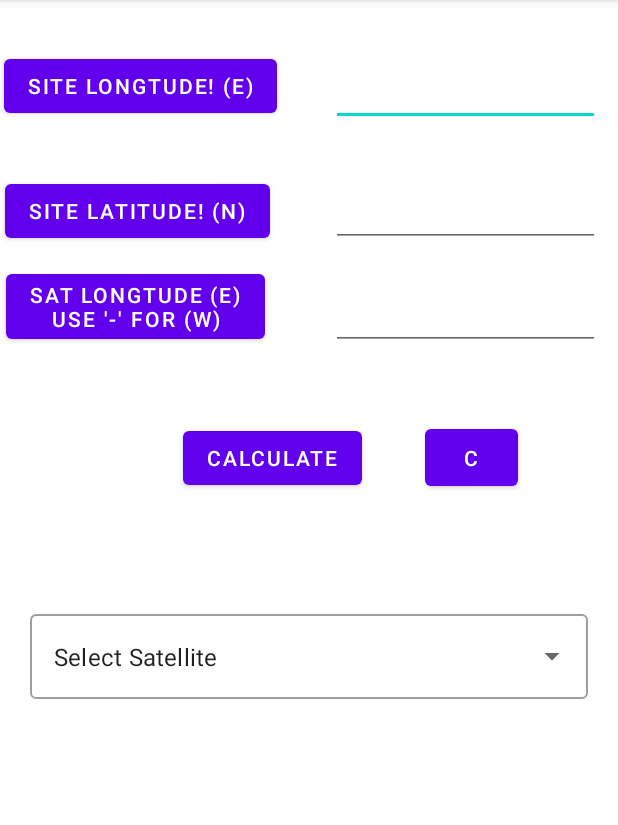
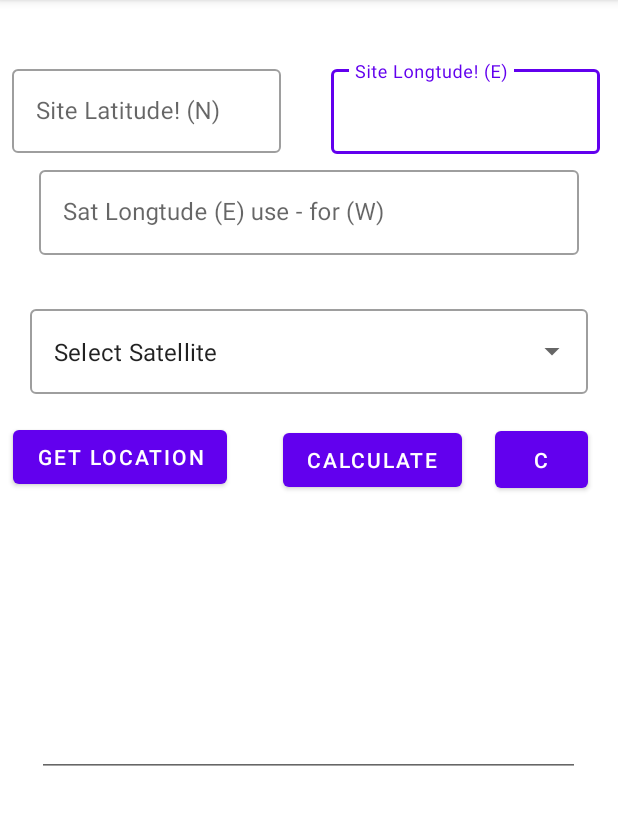
Before and after one commit to Mubarekethio/satellite-pointing-Angle-Calculator, an Android app: the screen it shows after launch (MainActivity), on a phone screen of 412 x 824 dp, the part 84-909 px from its top. Run offline under Robolectric (Android 15) with nearby library versions, the light colour scheme and no system bars.

Commit message:
pointing Calculator

```diff
--- a/app/src/main/AndroidManifest.xml
+++ b/app/src/main/AndroidManifest.xml
@@ -1,6 +1,9 @@
 <?xml version="1.0" encoding="utf-8"?>
 <manifest xmlns:android="http://schemas.android.com/apk/res/android"
     xmlns:tools="http://schemas.android.com/tools">
+
+    <uses-permission android:name="android.permission.ACCESS_COARSE_LOCATION" />
+    <uses-permission android:name="android.permission.ACCESS_FINE_LOCATION" />
 
     <application
         android:allowBackup="true"
--- a/app/src/main/java/org/mukee/calculatorapp/pointingcalc_mukee/MainActivity.kt
+++ b/app/src/main/java/org/mukee/calculatorapp/pointingcalc_mukee/MainActivity.kt
@@ -1,5 +1,12 @@
 package org.mukee.calculatorapp.pointingcalc_mukee
 
+
+import android.Manifest
+import android.content.Context
+import android.content.pm.PackageManager
+import android.location.Location
+import android.location.LocationListener
+import android.location.LocationManager
 import android.os.Bundle
 import android.view.inputmethod.InputMethodManager
 import android.widget.AdapterView.OnItemClickListener
@@ -10,24 +17,36 @@ import android.widget.EditText
 import android.widget.TextView
 import android.widget.Toast
 import androidx.appcompat.app.AppCompatActivity
+import androidx.core.app.ActivityCompat
+import androidx.core.content.ContextCompat
+import org.mukee.calculatorapp.pointingcalc_mukee.pointingClass
 
 
-class MainActivity : AppCompatActivity() {
+class MainActivity : AppCompatActivity(), LocationListener {
+
+    private lateinit var locationManager: LocationManager
+    private lateinit var tvGpsLocation: TextView
+    private lateinit var tvGpsLocation1: TextView
+    private val locationPermissionCode = 2
+    private var backPressedTime: Long = 0
+    private lateinit var input1: EditText
+    private lateinit var input2: EditText
+    private lateinit var output1: EditText
+
+
+
+
 
 
     override fun onCreate(savedInstanceState: Bundle?) {
         super.onCreate(savedInstanceState)
         setContentView(R.layout.activity_main)
 
-        val input1 = findViewById<EditText>(R.id.input1)
-        val input2 = findViewById<EditText>(R.id.input2)
-        var input3 = findViewById<EditText>(R.id.input3)
-        val output1 = findViewById<TextView>(R.id.output1)
-        //val sat_list = findViewById<Spinner>(R.id.sat_spinner)
 
-
-        val btnclear = findViewById<Button>(R.id.btnclear)
-        val btncalculate = findViewById<Button>(R.id.btncalculate)
+        val input11 = findViewById<EditText>(R.id.input1)
+        val input22 = findViewById<EditText>(R.id.input2)
+        val output11= findViewById<EditText>(R.id.output1)
+        val input3 = findViewById<EditText>(R.id.input3)
 
         // get reference to the string array that we just created
         val languages = resources.getStringArray(R.array.programming_languages)
@@ -44,10 +63,10 @@ class MainActivity : AppCompatActivity() {
         //to get selected value add item click listener
         //to get selected value add item click listener
         autocompleteTV.onItemClickListener = OnItemClickListener { parent, view, position, id ->
-            var delimiter = "("
-            var dem= "°"
-            var parts = autocompleteTV.text.toString().split(delimiter)
-            var p=parts[1].split(dem)
+            val delimiter = "("
+            val dem= "°"
+            val parts = autocompleteTV.text.toString().split(delimiter)
+            val p=parts[1].split(dem)
             val dc= "West"
             if (parts[1].contains(dc)){
                 //print("-"+p[0])
@@ -55,70 +74,60 @@ class MainActivity : AppCompatActivity() {
             }else {
                 input3.setText(p[0])
             }
-
-
-
-            //print(pp[0])
             Toast.makeText(
                 applicationContext,
                 "" + autocompleteTV.text.toString(),
                 Toast.LENGTH_SHORT
             ).show()
         }
+        //Find Current Location
+        val button: Button = findViewById(R.id.getLocation)
+        button.setOnClickListener {
+            getLocation()
+        }
 
 
-        btncalculate.setOnClickListener() {
 
+        val btncalculate = findViewById<Button>(R.id.btncalculate)
+        btncalculate.setOnClickListener {
+            calculatePointing()
+
+        }
+
+        val btnclear = findViewById<Button>(R.id.btnclear)
+        btnclear.setOnClickListener() {
+            autocompleteTV.text.clear()
+            input11.text.clear()
+            input22.text.clear()
+            input3.text.clear()
+            output11.text.clear()
+        }
+    }
+
+    // To Calculate the Pointing Angle
+    private fun calculatePointing(){
+
+        val output1 = findViewById<TextView>(R.id.output1)
         try {
-                val B5 = input1.text.toString().toDouble()
-                val C5 = input2.text.toString().toDouble()
-                val D5 = input3.text.toString().toDouble()
+            val input1 = (findViewById<EditText>(R.id.input1)).text.toString().toDouble()
+            val input2 = (findViewById<EditText>(R.id.input2)).text.toString().toDouble()
+            val input3= findViewById<EditText>(R.id.input3).text.toString().toDouble()
+            //val B5 = input1.text.toString().toDouble()
+            //val C5 = input2.text.toString().toDouble()
+            //val D5 = input3.text.toString().toDouble()
 
             //println(autocompleteTV.text.toString())
-
-
-                //println(D5)
-                val Az: Double = Math.toDegrees(
-                    Math.atan(
-                        0 - (Math.tan(Math.toRadians(D5) - Math.toRadians(B5)) / (Math.sin(
-                            Math.toRadians(
-                                C5
-                            )
-                        )))
-                    )
-                ) + 180
-                //longsite+latsite+longSat
-                val El: Double = Math.toDegrees(
-                    Math.atan(
-                        (Math.cos(Math.toRadians(D5) - Math.toRadians(B5)) * Math.cos(
-                            Math.toRadians(
-                                C5
-                            )
-                        ) - 0.15127) / (Math.sin(
-                            Math.acos(
-                                Math.cos(Math.toRadians(D5) - Math.toRadians(B5)) * Math.cos(
-                                    Math.toRadians(C5)
-                                )
-                            )
-                        ))
-                    )
-                )
-                val El1: Double = 90 - (El + 22)
+            val Az = pointingClass(input1, input2, input3).Az
+            val El= pointingClass(input1, input2, input3).El
+            val El1 = pointingClass(input1, input2, input3).El1
 
             when {
                 input1.toString().isNotEmpty() || input2.toString()
                     .isNotEmpty() || input3.toString().isNotEmpty() -> {
                     with(output1) {
                         text =
-                                "Azimuth :\t" + Az.toString() + "\nNormal Elevation:\t" + El.toString() + "\nInverted Elevation:\t" + El1.toString()
+                            "Azimuth :\t${Az}\nNormal Elevation:\t${El}\nInverted Elevation:\t${El1}"
                     }
-                        //val inputMethodManager =
-                            //getSystemService(INPUT_METHOD_SERVICE) as InputMethodManager
-
-                        // on below line hiding our keyboard.
-                        //inputMethodManager.hideSoftInputFromWindow(view.getWindowToken(), 0)
-                        //val mgr = getSystemService(INPUT_METHOD_SERVICE) as InputMethodManager
-                        //mgr.hideSoftInputFromWindow(curEditText.getWindowToken(), 0)//Append(getText(Az.toString()), getText(Az.toString())
                 }
 
                 else -> println("")
@@ -128,17 +137,47 @@ class MainActivity : AppCompatActivity() {
             output1.text = ""
         }
 
-
-            btnclear.setOnClickListener() {
-                //clearall()
-                input1.text.clear()
-                input2.text.clear()
-                input3.text.clear()
-                output1.text = ""
     }
 
 
+    //To get current Location
+    private fun getLocation() {
+        locationManager = getSystemService(Context.LOCATION_SERVICE) as LocationManager
+        if ((ContextCompat.checkSelfPermission(this, Manifest.permission.ACCESS_FINE_LOCATION) != PackageManager.PERMISSION_GRANTED)) {
+            ActivityCompat.requestPermissions(this, arrayOf(Manifest.permission.ACCESS_FINE_LOCATION), locationPermissionCode)
+        }
+        locationManager.requestLocationUpdates(LocationManager.GPS_PROVIDER, 5000, 5f, this)
     }
 
+    override fun onLocationChanged(location: Location) {
+        tvGpsLocation = findViewById(R.id.input1)
+        tvGpsLocation1= findViewById(R.id.input2)
+        //input1.setText(tvGpsLocation.text)
+        tvGpsLocation.text= location.longitude.toString()
+        tvGpsLocation1.text = location.latitude.toString()
+
+        //tvGpsLocation.text = "Latitude: " + location.latitude + " , Longitude: " + location.longitude
+    }
+    override fun onRequestPermissionsResult(requestCode: Int, permissions: Array<out String>, grantResults: IntArray) {
+        super.onRequestPermissionsResult(requestCode, permissions, grantResults)
+        if (requestCode == locationPermissionCode) {
+            if (grantResults.isNotEmpty() && grantResults[0] == PackageManager.PERMISSION_GRANTED) {
+                Toast.makeText(this, "Permission Granted", Toast.LENGTH_SHORT).show()
+            }
+            else {
+                Toast.makeText(this, "Permission Denied", Toast.LENGTH_SHORT).show()
             }
         }
+    }
+
+    override fun onBackPressed() {
+
+        if (backPressedTime + 3000 > System.currentTimeMillis()) {
+            super.onBackPressed()
+            finish()
+        } else {
+            Toast.makeText(this, "Press back again to leave the app.", Toast.LENGTH_LONG).show()
+        }
+        backPressedTime = System.currentTimeMillis()
+    }
+}
--- a/app/src/main/res/layout/activity_main.xml
+++ b/app/src/main/res/layout/activity_main.xml
@@ -6,113 +6,120 @@
     android:layout_height="match_parent"
     tools:context=".MainActivity">
 
-    <EditText
-        android:id="@+id/input1"
+    <com.google.android.material.textfield.TextInputLayout
+        android:id="@+id/filledTextField"
+        style="@style/Widget.MaterialComponents.TextInputLayout.OutlinedBox"
         android:inputType="numberDecimal"
         android:layout_width="179dp"
-        android:layout_height="42dp"
-
+        android:layout_height="62dp"
+        android:hint="@string/site_longtude_e"
         app:layout_constraintBottom_toBottomOf="parent"
         app:layout_constraintEnd_toEndOf="parent"
         app:layout_constraintHorizontal_bias="0.947"
         app:layout_constraintStart_toStartOf="parent"
         app:layout_constraintTop_toTopOf="parent"
-        app:layout_constraintVertical_bias="0.058" />
+        app:layout_constraintVertical_bias="0.058">
+
+        <!--this is the actual edit text which takes the input-->
+        <com.google.android.material.textfield.TextInputEditText
+
+            android:id="@+id/input1"
+            android:layout_width="match_parent"
+            android:layout_height="wrap_content" />
+
+    </com.google.android.material.textfield.TextInputLayout>
+
+    <com.google.android.material.textfield.TextInputLayout
+        android:id="@+id/filledTextField2"
+        style="@style/Widget.MaterialComponents.TextInputLayout.OutlinedBox"
+        android:layout_width="179dp"
+        android:layout_height="62dp"
+        android:inputType="numberDecimal"
+        android:hint="@string/site_latitude_n"
+        app:layout_constraintBottom_toBottomOf="parent"
+        app:layout_constraintEnd_toEndOf="parent"
+        app:layout_constraintHorizontal_bias="0.034"
+        app:layout_constraintStart_toStartOf="parent"
+        app:layout_constraintTop_toTopOf="parent"
+        app:layout_constraintVertical_bias="0.058" >
+
+        <!--this is the actual edit text which takes the input-->
+        <com.google.android.material.textfield.TextInputEditText
+            android:id="@+id/input2"
+            android:layout_width="match_parent"
+            android:layout_height="56dp" />
+
+    </com.google.android.material.textfield.TextInputLayout>
+
+    <com.google.android.material.textfield.TextInputLayout
+        android:id="@+id/filledTextField3"
+        style="@style/Widget.MaterialComponents.TextInputLayout.OutlinedBox"
+        android:layout_width="360dp"
+        android:layout_height="62dp"
+        android:hint="@string/sat_longtude_e_nuse_for_w"
+        android:inputType="numberSigned"
+        app:layout_constraintBottom_toTopOf="@+id/textInputLayout2"
+        app:layout_constraintEnd_toEndOf="parent"
+        app:layout_constraintStart_toStartOf="parent"
+        app:layout_constraintTop_toBottomOf="@+id/filledTextField2"
+        app:layout_constraintVertical_bias="0.143">
+
+        <!--this is the actual edit text which takes the input-->
+        <com.google.android.material.textfield.TextInputEditText
+            android:id="@+id/input3"
+            android:layout_width="match_parent"
+            android:layout_height="match_parent" />
+
+    </com.google.android.material.textfield.TextInputLayout>
+
 
     <Button
+        android:id="@+id/getLocation"
         android:layout_width="wrap_content"
         android:layout_height="wrap_content"
-        android:text="Site Longtude! (E)"
+        android:text="Get Location"
         app:layout_constraintBottom_toBottomOf="parent"
-        app:layout_constraintEnd_toEndOf="parent"
-        app:layout_constraintHorizontal_bias="0.011"
+        app:layout_constraintEnd_toStartOf="@+id/btncalculate"
+        app:layout_constraintHorizontal_bias="0.183"
         app:layout_constraintStart_toStartOf="parent"
         app:layout_constraintTop_toTopOf="parent"
-        app:layout_constraintVertical_bias="0.046" />
-
-    <EditText
-        android:id="@+id/input2"
-        android:inputType="numberDecimal"
-        android:layout_width="179dp"
-        android:layout_height="42dp"
-        android:text=""
-        app:layout_constraintBottom_toBottomOf="parent"
-        app:layout_constraintEnd_toEndOf="parent"
-        app:layout_constraintHorizontal_bias="0.948"
-        app:layout_constraintStart_toStartOf="parent"
-        app:layout_constraintTop_toTopOf="parent"
-        app:layout_constraintVertical_bias="0.169" />
-
-    <Button
-        android:layout_width="wrap_content"
-        android:layout_height="wrap_content"
-        android:text="Site Latitude! (N)"
-        app:layout_constraintBottom_toBottomOf="parent"
-        app:layout_constraintEnd_toEndOf="parent"
-        app:layout_constraintHorizontal_bias="0.013"
-        app:layout_constraintStart_toStartOf="parent"
-        app:layout_constraintTop_toTopOf="parent"
-        app:layout_constraintVertical_bias="0.162" />
-
-    <EditText
-        android:id="@+id/input3"
-        android:inputType="numberSigned"
-        android:layout_width="179dp"
-        android:layout_height="42dp"
-        android:text=""
-        app:layout_constraintBottom_toBottomOf="parent"
-        app:layout_constraintEnd_toEndOf="parent"
-        app:layout_constraintHorizontal_bias="0.948"
-        app:layout_constraintStart_toStartOf="parent"
-        app:layout_constraintTop_toTopOf="parent"
-        app:layout_constraintVertical_bias="0.264" />
-
-    <Button
-
-        android:layout_width="wrap_content"
-        android:layout_height="wrap_content"
-        android:text="Sat Longtude (E)\nuse '-' for (W)"
-        app:layout_constraintBottom_toBottomOf="parent"
-        app:layout_constraintEnd_toEndOf="parent"
-        app:layout_constraintHorizontal_bias="0.018"
-        app:layout_constraintStart_toStartOf="parent"
-        app:layout_constraintTop_toTopOf="parent"
-        app:layout_constraintVertical_bias="0.248" />
+        app:layout_constraintVertical_bias="0.39" />
 
     <Button
         android:id="@+id/btncalculate"
         android:layout_width="wrap_content"
         android:layout_height="wrap_content"
-        android:text="Calculate"
+        android:text="@string/calculate"
         app:layout_constraintBottom_toBottomOf="parent"
-        app:layout_constraintEnd_toEndOf="parent"
-        app:layout_constraintHorizontal_bias="0.417"
+        app:layout_constraintEnd_toStartOf="@+id/btnclear"
+        app:layout_constraintHorizontal_bias="0.894"
         app:layout_constraintStart_toStartOf="parent"
         app:layout_constraintTop_toTopOf="parent"
-        app:layout_constraintVertical_bias="0.391" />
+        app:layout_constraintVertical_bias="0.393" />
 
     <Button
         android:id="@+id/btnclear"
         android:layout_width="62dp"
         android:layout_height="50dp"
-        android:text="C"
+        android:text="@string/c"
         app:layout_constraintBottom_toBottomOf="parent"
         app:layout_constraintEnd_toEndOf="parent"
-        app:layout_constraintHorizontal_bias="0.81"
+        app:layout_constraintHorizontal_bias="0.942"
         app:layout_constraintStart_toStartOf="parent"
         app:layout_constraintTop_toTopOf="parent"
-        app:layout_constraintVertical_bias="0.39" />
-
+        app:layout_constraintVertical_bias="0.392" />
 
     <com.google.android.material.textfield.TextInputLayout
+        android:id="@+id/textInputLayout2"
         style="@style/Widget.MaterialComponents.TextInputLayout.OutlinedBox.ExposedDropdownMenu"
         android:layout_width="match_parent"
         android:layout_height="wrap_content"
         android:layout_margin="20dp"
-        app:layout_constraintBottom_toTopOf="@+id/output1"
+        app:layout_constraintBottom_toTopOf="@+id/btncalculate"
+        app:layout_constraintEnd_toEndOf="parent"
         app:layout_constraintLeft_toLeftOf="parent"
         app:layout_constraintRight_toRightOf="parent"
-        app:layout_constraintTop_toBottomOf="@+id/btncalculate">
+        app:layout_constraintStart_toStartOf="parent">
 
         <AutoCompleteTextView
             android:id="@+id/autoCompleteTextView"
@@ -131,7 +138,7 @@
     </com.google.android.material.textfield.TextInputLayout>
 
 
-    <TextView
+    <EditText
         android:id="@+id/output1"
         android:layout_width="362dp"
         android:layout_height="140dp"
@@ -140,10 +147,8 @@
         app:layout_constraintEnd_toEndOf="parent"
         app:layout_constraintHorizontal_bias="0.489"
         app:layout_constraintStart_toStartOf="parent"
-        app:layout_constraintTop_toTopOf="parent"
-        app:layout_constraintVertical_bias="0.861" />
-
-
+        app:layout_constraintTop_toBottomOf="@+id/btncalculate"
+        app:layout_constraintVertical_bias="0.16" />
 
 
 </androidx.constraintlayout.widget.ConstraintLayout>
--- a/app/src/main/res/layout/dropdown_item.xml
+++ b/app/src/main/res/layout/dropdown_item.xml
@@ -1,9 +1,9 @@
 <?xml version="1.0" encoding="utf-8"?>
 <TextView xmlns:android="http://schemas.android.com/apk/res/android"
-    android:id="@+id/textView"
+    android:id="@+id/txView"
     android:layout_width="match_parent"
     android:textColor="@color/black"
     android:textStyle="bold"
     android:padding="14dp"
     android:layout_height="wrap_content"
-    android:text="TextView" />
+    android:text="listofSat" />
--- a/app/src/main/res/values/strings.xml
+++ b/app/src/main/res/values/strings.xml
@@ -2,6 +2,11 @@
     <string name="app_name">pointingCalc-Mukee</string>
     <string name="select_satellite">Select Satellite</string>
     <string name="selected_item">Selected item:</string>
+    <string name="site_longtude_e">Site Longtude! (E)</string>
+    <string name="site_latitude_n">Site Latitude! (N)</string>
+    <string name="sat_longtude_e_nuse_for_w">Sat Longtude (E) use - for (W)</string>
+    <string name="calculate">Calculate</string>
+    <string name="c">C</string>
     <string-array name="programming_languages">
         <item>G-Sat 9 (97.3°East)</item>
         <item>Hellas Sat ¾ (39.0°East)</item>
```
Also changed, not shown: app/src/main/java/org/mukee/calculatorapp/pointingcalc_mukee/pointingClass.kt (added, +33 -0 lines), app/src/main/res/values/colors.xml (+7 -0 lines), app/src/main/res/values/styles.xml (added, +12 -0 lines), 7 other files. Lines whose indentation alone changed are shown as unchanged.
